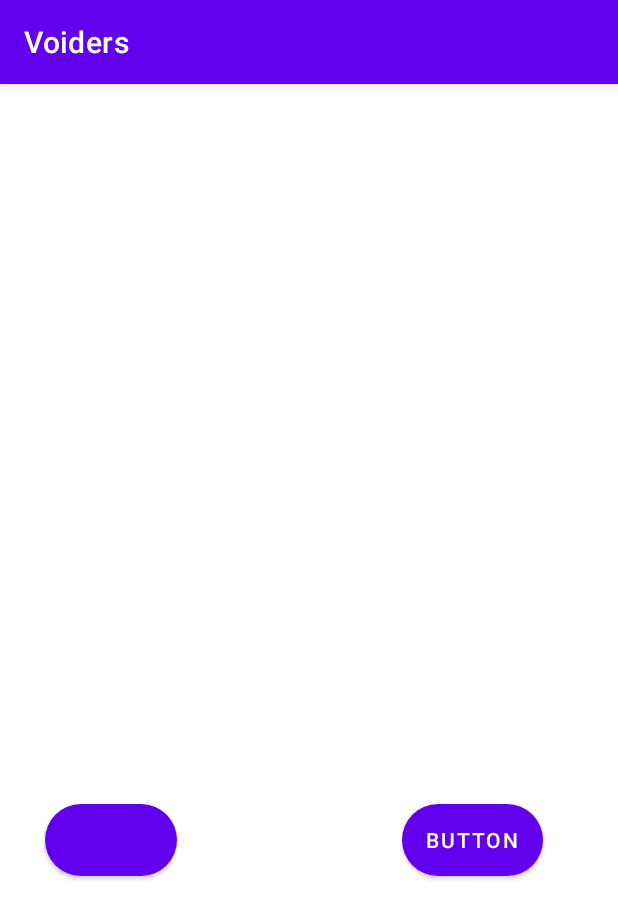
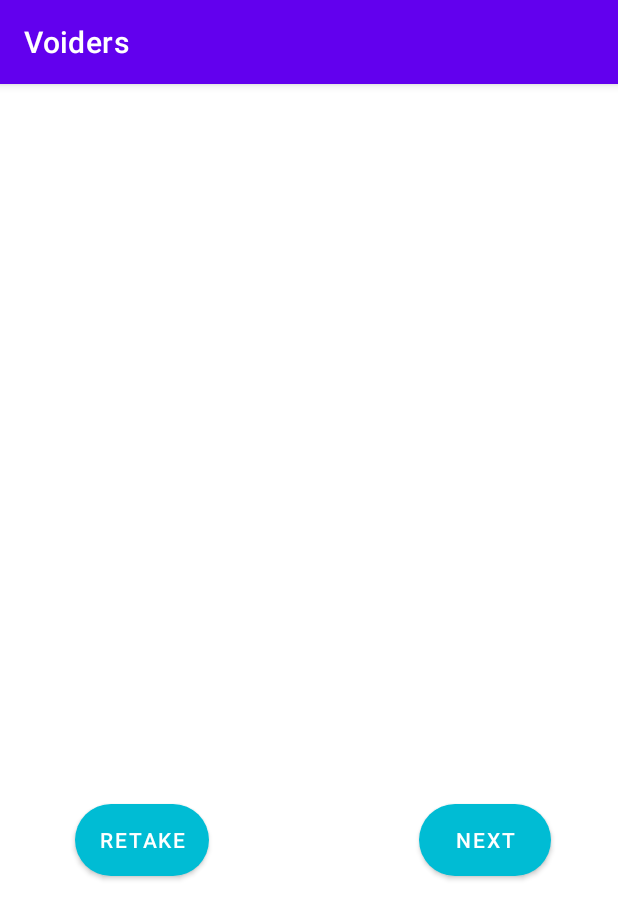
Before and after one commit to nshashankvarma/Voiders, an Android app: the VerifyPhoto screen opened directly, with no data from a screen before it, on a phone screen of 412 x 824 dp. Shown: the top 919 px of the screen. Run offline under Robolectric (Android 15) with nearby library versions, the phone set to English and light mode, and no system bars.

Commit message:
Third Commit

```diff
--- a/Voiders/app/build.gradle
+++ b/Voiders/app/build.gradle
@@ -37,8 +37,8 @@ android {
         }
     }
     compileOptions {
-        sourceCompatibility JavaVersion.VERSION_1_8
-        targetCompatibility JavaVersion.VERSION_1_8
+        sourceCompatibility JavaVersion.VERSION_1_6
+        targetCompatibility JavaVersion.VERSION_1_6
     }
 }
 
--- a/Voiders/app/src/main/java/com/example/voiders/VerifyPhoto.java
+++ b/Voiders/app/src/main/java/com/example/voiders/VerifyPhoto.java
@@ -25,7 +25,7 @@ public class VerifyPhoto extends AppCompatActivity {
         img = (ImageView)findViewById(R.id.imageView4);
 
         Intent intent = getIntent();
-        Bitmap bitmap = intent.getParcelableExtra("image");
+        final Bitmap bitmap = intent.getParcelableExtra("image");
         img.setImageBitmap(bitmap);
 
         cancelButton.setOnClickListener(new View.OnClickListener() {
--- a/Voiders/app/src/main/res/layout/activity_verify_photo.xml
+++ b/Voiders/app/src/main/res/layout/activity_verify_photo.xml
@@ -19,20 +19,23 @@
         android:layout_width="wrap_content"
         android:layout_height="wrap_content"
         android:layout_alignBaseline="@id/verifyButton"
-        android:layout_marginStart="30dp"
-        android:layout_marginLeft="30dp"
+        android:layout_marginStart="50dp"
+        android:layout_marginLeft="50dp"
         android:layout_marginTop="80dp"
-        android:background="@drawable/button_shape" />
+        android:background="@drawable/button_shape"
+        android:text="Retake"
+        app:backgroundTint="#00BCD4" />
 
     <Button
         android:id="@+id/verifyButton"
         android:layout_width="wrap_content"
         android:layout_height="wrap_content"
         android:layout_below="@id/imageView4"
-        android:layout_marginStart="150dp"
-        android:layout_marginLeft="150dp"
+        android:layout_marginStart="140dp"
+        android:layout_marginLeft="140dp"
         android:layout_marginTop="80dp"
         android:layout_toRightOf="@id/cancelButton"
         android:background="@drawable/button_shape"
-        android:text="Button" />
+        android:text="Next"
+        app:backgroundTint="#00BCD4" />
 </RelativeLayout>
--- a/Voiders/settings.gradle
+++ b/Voiders/settings.gradle
@@ -1,2 +1,3 @@
 include ':app'
 rootProject.name = "Voiders"
+include ':java'
```
Also changed, not shown: Voiders/app/src/main/java/com/example/voiders/CopyTextActivity.java (+12 -6 lines), Voiders/app/src/main/java/com/example/voiders/TranslateActivity.java (+10 -16 lines), Voiders/app/src/main/res/layout/activity_copy_text.xml (+7 -5 lines), Voiders/app/src/main/res/layout/activity_main.xml (+6 -3 lines).
